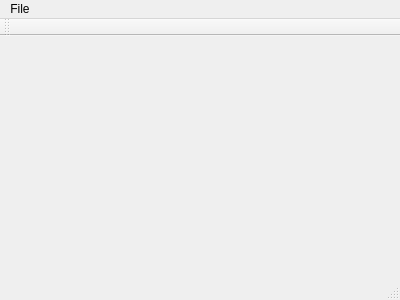
Old version of the form mainwindow.ui in the repository libresilicon/qtflow.
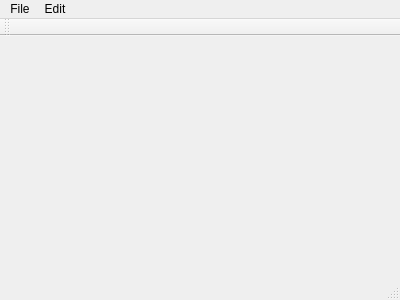
New version of the form.

Patch:
```diff
--- a/mainwindow.ui
+++ b/mainwindow.ui
@@ -37,7 +37,13 @@
     <addaction name="separator"/>
     <addaction name="exit"/>
    </widget>
+   <widget class="QMenu" name="menuEdit">
+    <property name="title">
+     <string>Edit</string>
+    </property>
+   </widget>
    <addaction name="menuFile"/>
+   <addaction name="menuEdit"/>
   </widget>
   <widget class="QToolBar" name="mainToolBar">
    <property name="windowTitle">
```
